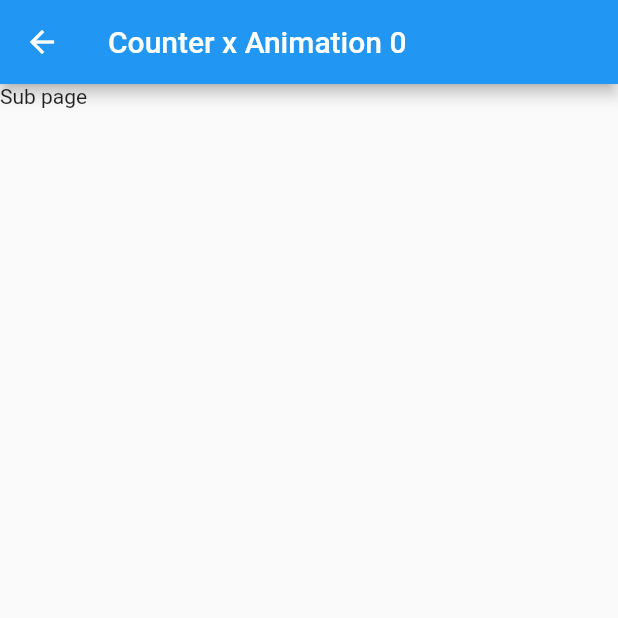
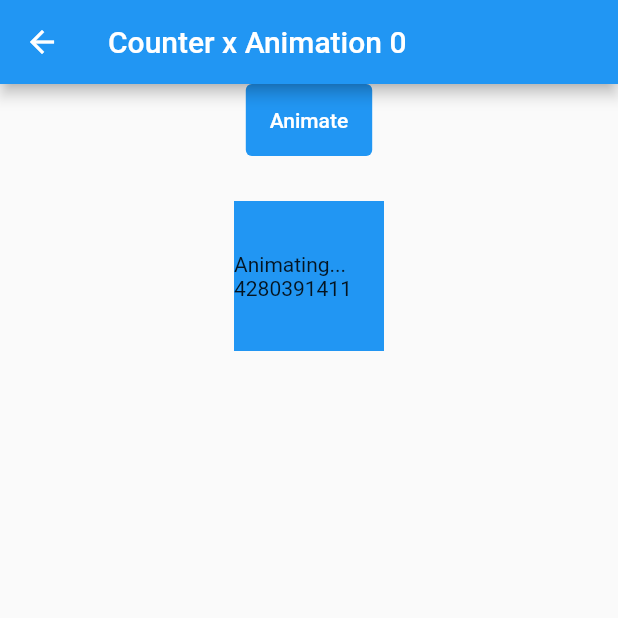
Before and after one commit to xide-projext/ex_flutter_riverpod_animation, a Flutter app: the SubPage screen opened directly, on a phone screen of 412 x 824 dp, the top half of it. Run offline on Flutter 3.47's test engine with Material 2 defaults, Android fonts, the light colour scheme and no system bars; our stand-ins replace flutter_riverpod, riverpod_annotation; generated files the repository leaves out were written again.

Commit message:
이전에 만든 animationExample를 추가 하였다."

```diff
--- a/lib/main.dart
+++ b/lib/main.dart
@@ -69,7 +69,100 @@ class SubPage extends ConsumerWidget {
   Widget build(BuildContext context, WidgetRef ref) {
     return Scaffold(
       appBar: AppBar(title:  Text('Counter x Animation ${ref.watch(counterProvider)}')),
-      body: Text('Sub page')
+      body: SizedBox(
+                height: 300.0,
+                child: AnimationExample(color: Colors.blue),
+              ),
     );
   }
 }
+
+
+class AnimationExample extends StatefulWidget {
+  final Color color;
+
+  const AnimationExample({Key? key, this.color = Colors.grey}) : super(key: key);
+
+  @override
+  _AnimationExampleState createState() => _AnimationExampleState();
+}
+
+class _AnimationExampleState extends State<AnimationExample>
+    with SingleTickerProviderStateMixin {
+  late final AnimationController _controller;
+  late final Animation<double> _animation;
+
+  @override
+  void initState() {
+    super.initState();
+    _controller = AnimationController(
+      duration: const Duration(seconds: 2),
+      vsync: this,
+    );
+
+    // Tween을 사용하여 시작과 끝 크기를 정의합니다. 여기서는 100에서 200으로 변합니다.
+    final sizeTween = Tween<double>(begin: 100.0, end: 200.0);
+
+    // CurvedAnimation을 사용하여 속도 곡선을 정의합니다.
+    final curve = CurvedAnimation(
+      parent: _controller,
+      curve: Curves.easeInCubic,
+    );
+
+    // Tween과 CurvedAnimation을 결합합니다.
+    _animation = sizeTween.animate(curve);
+
+    // 리니어한 애니메이션을 위해 Tween만 사용합니다.
+    // _animation = sizeTween.animate(_controller);
+  }
+
+  @override
+  void dispose() {
+    _controller.dispose();
+    super.dispose();
+  }
+
+  @override
+  Widget build(BuildContext context) {
+    return Center(
+      child: AnimatedBuilder(
+        animation: _animation,
+        builder: (context, child) {
+          // _animation.value는 sizeTween에서 정의한 범위 내에서 변합니다.
+          return Column(
+            children: [
+              TextButton(
+                  style: ButtonStyle(
+                    backgroundColor: MaterialStateProperty.all<Color>(
+                        Colors.blue), // Set the background color to blue
+                    foregroundColor: MaterialStateProperty.all<Color>(
+                        Colors.white), // Set the text color to white
+                    padding: MaterialStateProperty.all<EdgeInsetsGeometry>(
+                        EdgeInsets.all(
+                            16.0)), // Increase padding for larger touch area
+                  ),
+                  onPressed: () {
+                    if (_controller.status == AnimationStatus.completed) {
+                      _controller.reverse();
+                    } else {
+                      _controller.forward();
+                    }
+                  },
+                  child: Text('Animate')),
+              Padding(
+                padding: EdgeInsets.symmetric(horizontal: 30, vertical: 30),
+                child: Container(
+                  width: _animation.value,
+                  height: _animation.value,
+                  color: widget.color,
+                  alignment: Alignment.center,
+                  child: Text('Animating... ${widget.color.value}'),
+                ),
+              ),
+            ],
+          );
+        },
+      ),
+    );
+  }
+}
```
Also changed, not shown: 1 other file.
